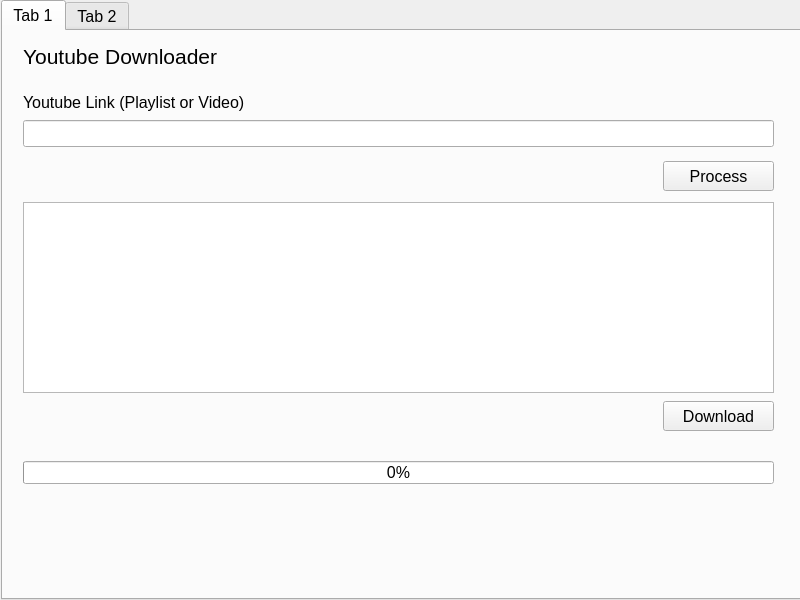
Qt form ui/mainScreen.ui (sint18/yt_video_downloader) before a commit.
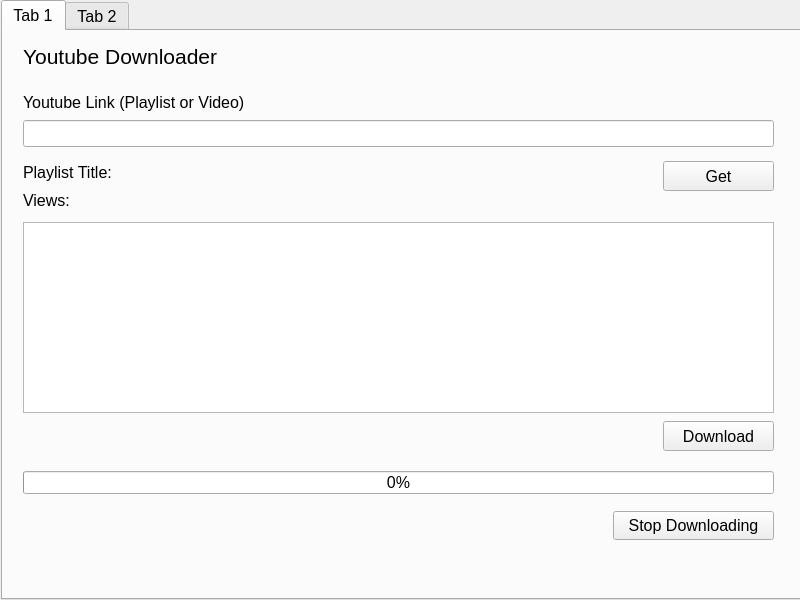
The same form after that commit.

```diff
--- a/ui/mainScreen.ui
+++ b/ui/mainScreen.ui
@@ -43,7 +43,7 @@
        </rect>
       </property>
       <property name="text">
-       <string>Process</string>
+       <string>Get</string>
       </property>
      </widget>
      <widget class="QWidget" name="layoutWidget">
@@ -85,7 +85,7 @@
       <property name="geometry">
        <rect>
         <x>660</x>
-        <y>370</y>
+        <y>390</y>
         <width>111</width>
         <height>30</height>
        </rect>
@@ -98,7 +98,7 @@
       <property name="geometry">
        <rect>
         <x>20</x>
-        <y>430</y>
+        <y>440</y>
         <width>751</width>
         <height>23</height>
        </rect>
@@ -111,7 +111,7 @@
       <property name="geometry">
        <rect>
         <x>20</x>
-        <y>171</y>
+        <y>191</y>
         <width>751</width>
         <height>191</height>
        </rect>
@@ -136,6 +136,45 @@
        <string>Youtube Downloader</string>
       </property>
      </widget>
+     <widget class="QPushButton" name="stopDownloadButton">
+      <property name="geometry">
+       <rect>
+        <x>610</x>
+        <y>480</y>
+        <width>161</width>
+        <height>29</height>
+       </rect>
+      </property>
+      <property name="text">
+       <string>Stop Downloading</string>
+      </property>
+     </widget>
+     <widget class="QWidget" name="">
+      <property name="geometry">
+       <rect>
+        <x>20</x>
+        <y>130</y>
+        <width>631</width>
+        <height>50</height>
+       </rect>
+      </property>
+      <layout class="QVBoxLayout" name="verticalLayout_2">
+       <item>
+        <widget class="QLabel" name="titleLabel">
+         <property name="text">
+          <string>Playlist Title: </string>
+         </property>
+        </widget>
+       </item>
+       <item>
+        <widget class="QLabel" name="viewsLabel">
+         <property name="text">
+          <string>Views: </string>
+         </property>
+        </widget>
+       </item>
+      </layout>
+     </widget>
     </widget>
     <widget class="QWidget" name="tab_2">
      <attribute name="title">
```
